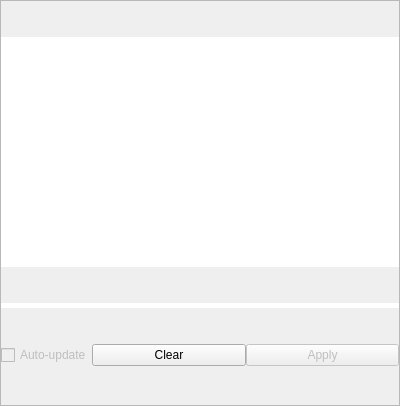
Before: the Qt Designer form workstation/resources/FilterDockWidget.ui in computationalpathologygroup/ASAP, drawn with Qt 5.
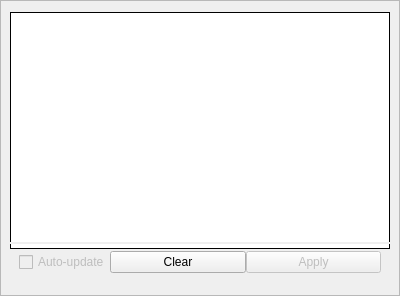
After: the same form once the commit is applied.

Commit message: - Faster drawing of image data - Updated DockWidgets to look nicer - Further improved annotation selection handling - TIFF reading now works through OpenSlide first

Diff of the .ui file:
```diff
--- a/workstation/resources/FilterDockWidget.ui
+++ b/workstation/resources/FilterDockWidget.ui
@@ -7,7 +7,7 @@
     <x>0</x>
     <y>0</y>
     <width>400</width>
-    <height>406</height>
+    <height>296</height>
    </rect>
   </property>
   <property name="sizePolicy">
@@ -30,16 +30,16 @@
     <number>0</number>
    </property>
    <property name="leftMargin">
-    <number>0</number>
+    <number>9</number>
    </property>
    <property name="topMargin">
-    <number>0</number>
+    <number>9</number>
    </property>
    <property name="rightMargin">
-    <number>0</number>
+    <number>9</number>
    </property>
    <property name="bottomMargin">
-    <number>0</number>
+    <number>9</number>
    </property>
    <item>
     <widget class="QListWidget" name="filterListWidget">
@@ -60,12 +60,33 @@
      </property>
      <property name="styleSheet">
       <string notr="true">QListWidget{
-     border: 0px solid grey;
+	background-color: rgb(255, 255, 255);
+     border-top: 1px solid black;
+     border-left: 1px solid black;
+     border-right: 1px solid black;
      border-radius: 0px;
+     padding: 5px
 }
 
-QListWidget:!enabled {
+QListWidget:!enabled { 
 	background-color: rgb(255, 255, 255);
+    padding: 5px
+}
+
+/* For icon only */
+QListView::icon {
+    left: 5px;
+    right: 5px;
+    top: 5px;
+    bottom: 5px;
+}
+
+/* For text only */
+QListView::text {
+    left: 5px;
+    right: 5px;
+    top: 5px;
+    bottom: 5px;
 }</string>
      </property>
      <property name="frameShape">
@@ -92,6 +113,9 @@
      <property name="resizeMode">
       <enum>QListView::Adjust</enum>
      </property>
+     <property name="spacing">
+      <number>0</number>
+     </property>
      <property name="gridSize">
       <size>
        <width>100</width>
@@ -122,7 +146,9 @@
      </property>
      <property name="styleSheet">
       <string notr="true"> QProgressBar {
-     border: 0px solid grey;
+     border-left: 1px solid black;
+     border-right: 1px solid black;
+     border-bottom: 1px solid black;
      border-radius: 0px;
  }
 
@@ -150,6 +176,18 @@
      <property name="sizeConstraint">
       <enum>QLayout::SetDefaultConstraint</enum>
      </property>
+     <property name="leftMargin">
+      <number>9</number>
+     </property>
+     <property name="topMargin">
+      <number>0</number>
+     </property>
+     <property name="rightMargin">
+      <number>9</number>
+     </property>
+     <property name="bottomMargin">
+      <number>9</number>
+     </property>
      <item>
       <widget class="QCheckBox" name="autoUpdateCheckBox">
        <property name="enabled">
```
The commit also changes 12 other files.
